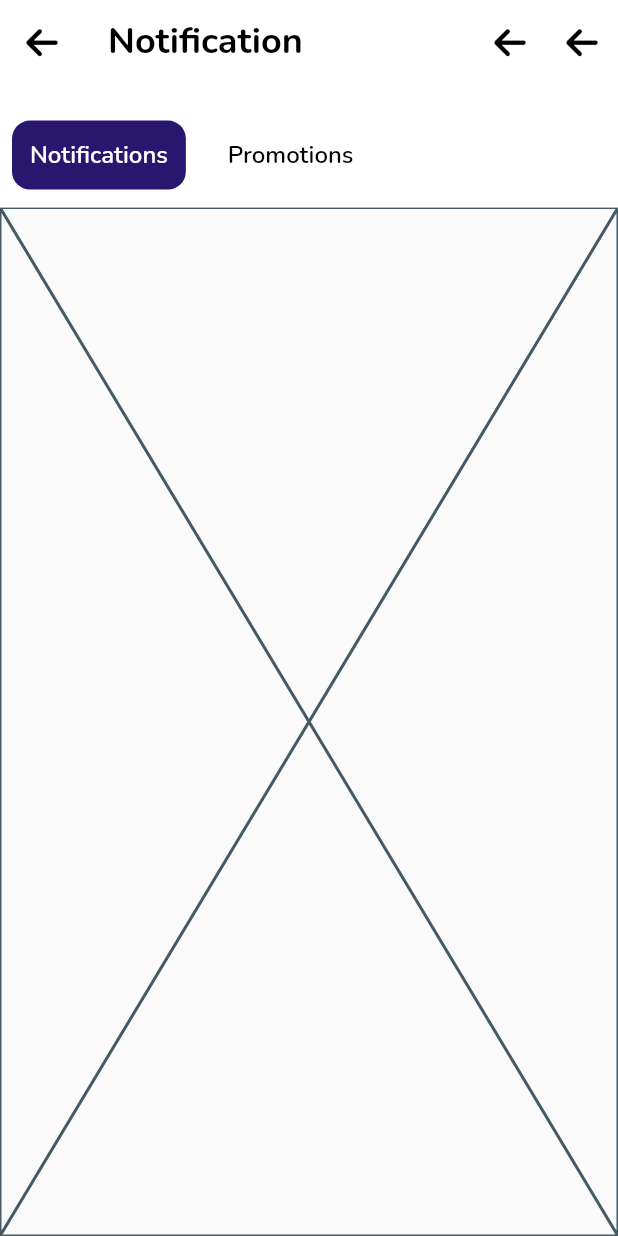
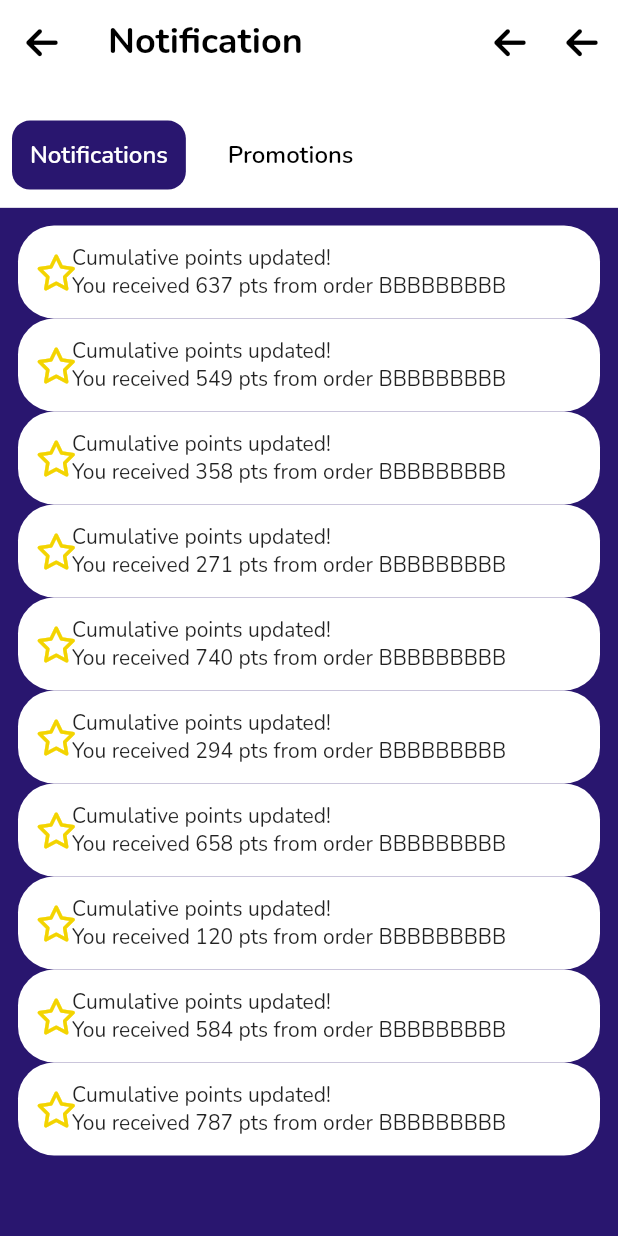
Before and after one commit to Bie-NHD/k2db-flutter-app, a Flutter app: the NotificationScreen screen opened by its route, on a phone screen of 412 x 824 dp. Run offline on Flutter 3.47's test engine with Material 2 defaults, Android fonts, the phone set to English and light mode, and no system bars; our stand-ins replace carousel_slider, charts_flutter, firebase_core, firebase_messaging, font_awesome_flutter, geolocator and 5 more; missing offline and left inert: clipboard, qr_code_scanner; accounts and stored records are empty.

Commit message:
NotificationScreen: add page

```diff
--- /dev/null
+++ b/k2dbmoneyapp/lib/core/helpers/HelperData.dart
@@ -0,0 +1,23 @@
+import 'dart:math';
+
+class HelperDataGeneration {
+  static Random random = Random();
+
+  static const _chars =
+      'AaBbCcDdEeFfGgHhIiJjKkLlMmNnOoPpQqRrSsTtUuVvWwXxYyZz1234567890';
+
+  static int nextInt(int max) {
+    return random.nextInt(max);
+  }
+
+  static String getRandomString({int length = 9}) =>
+      String.fromCharCodes(Iterable.generate(length,
+          (index) => _chars.codeUnitAt(Random().nextInt(_chars.length))));
+
+  static String productID() => DateTime.now().millisecondsSinceEpoch.toString();
+
+  static String userID({int length = 9}) =>
+      List<int>.generate(length, (index) => Random().nextInt(9) + 1)
+          .join()
+          .toString();
+}
--- a/k2dbmoneyapp/lib/views/screens/home/notfication_screen.dart
+++ b/k2dbmoneyapp/lib/views/screens/home/notfication_screen.dart
@@ -3,6 +3,7 @@ import 'package:font_awesome_flutter/font_awesome_flutter.dart';
 import 'package:k2dbmoneyapp/core/constant/color.dart';
 import 'package:k2dbmoneyapp/core/constant/dimension.dart';
 import 'package:k2dbmoneyapp/core/extensions/extension_textstyle.dart';
+import 'package:k2dbmoneyapp/core/helpers/HelperData.dart';
 
 import '../../../core/constant/text.dart';
 
@@ -27,14 +28,6 @@ class _NotificationScreenState extends State<NotificationScreen> {
     return Scaffold(
       body: SafeArea(
         child: NestedScrollView(
-          //   Container(
-          //     decoration: const BoxDecoration(color: ColorsApp.primaryColor),
-          //     child: PageView(
-          //       controller: pageController,
-          //       physics: const ClampingScrollPhysics(),
-          //     ),
-          //   )
-          // ],
           headerSliverBuilder: (BuildContext context, bool innerBoxIsScrolled) {
             return [
               SliverAppBar(
@@ -100,7 +93,18 @@ class _NotificationScreenState extends State<NotificationScreen> {
               ),
             ];
           },
-          body: Placeholder(),
+          body: Container(
+            color: ColorsApp.primaryColor,
+            child: PageView(
+              controller: pageController,
+              children: [
+                ListView.builder(
+                    itemCount: 10,
+                    padding: EdgeInsets.all(k12Padding),
+                    itemBuilder: (context, index) => _NotficationTile())
+              ],
+            ),
+          ),
         ),
       ),
     );
@@ -112,3 +116,55 @@ class _NotificationScreenState extends State<NotificationScreen> {
   );
 // const BorderRadius borderRadius = BorderRadius.circular(kBorderRadiusMin);
 }
+
+class _CustomTile extends StatelessWidget {
+  final Icon? icon;
+  final String? title;
+  final String? text;
+
+  const _CustomTile({Key? key, this.icon, this.title, this.text})
+      : super(key: key);
+
+  @override
+  Widget build(BuildContext context) {
+    return Container(
+      padding: const EdgeInsets.all(k12Padding),
+      decoration: BoxDecoration(
+          color: ColorsApp.backgroundLight,
+          borderRadius: BorderRadius.circular(kBorderRadiusMax)),
+      child: Row(
+        children: [
+          icon!,
+          Column(
+            crossAxisAlignment: CrossAxisAlignment.start,
+            children: [Text(title!), Text(text!)],
+          )
+        ],
+      ),
+    );
+  }
+}
+
+class _NotficationTile extends _CustomTile {
+  final String title = "Cumulative points updated!";
+  final int amount = HelperDataGeneration.nextInt(1000);
+
+  _NotficationTile({
+    Key? key,
+  }) : super(
+          key: key,
+        );
+
+  @override
+  Widget build(BuildContext context) {
+    return _CustomTile(
+      icon: const Icon(
+        FontAwesomeIcons.star,
+        color: ColorsApp.secondaryColor,
+      ),
+      title: title,
+      text:
+          "You received ${HelperDataGeneration.nextInt(1000)} pts from order ${HelperDataGeneration.getRandomString()}",
+    );
+  }
+}
--- a/k2dbmoneyapp/lib/views/screens/user/Modal/User.dart
+++ b/k2dbmoneyapp/lib/views/screens/user/Modal/User.dart
@@ -1,9 +1,10 @@
 import 'dart:math';
 
+import 'package:k2dbmoneyapp/core/helpers/HelperData.dart';
 import 'package:k2dbmoneyapp/core/helpers/helper_asset.dart';
 
 class User {
-  late final String userID = IDGenerator().userID();
+  late final String userID = HelperDataGeneration.userID();
   late String userName;
   String gender;
   double userBalance;
@@ -94,18 +95,3 @@ class Gender {
   static const String male = "Male";
   static const String female = "Female";
 }
-
-class IDGenerator {
-  final _chars =
-      'AaBbCcDdEeFfGgHhIiJjKkLlMmNnOoPpQqRrSsTtUuVvWwXxYyZz1234567890';
-
-  String getRandomString({int length = 9}) =>
-      String.fromCharCodes(Iterable.generate(length,
-          (index) => _chars.codeUnitAt(Random().nextInt(_chars.length))));
-
-  String productID() => DateTime.now().millisecondsSinceEpoch.toString();
-  String userID({int length = 9}) =>
-      List<int>.generate(length, (index) => Random().nextInt(9) + 1)
-          .join()
-          .toString();
-}
```
